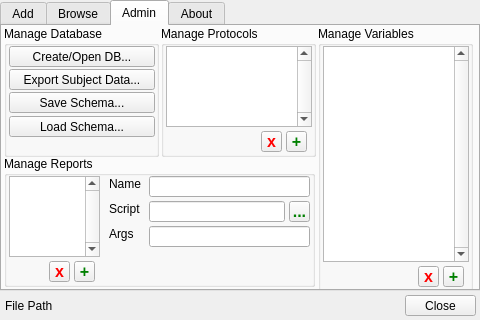
Above: src/psylab/subject_manager/subject_manager_ui.ui from cbrown1/psylab before the change. Below: the same form after it.
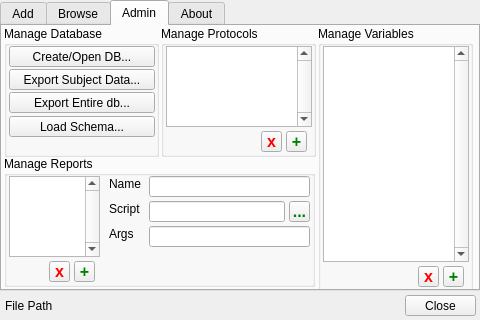
That is the form after the change.

Commit message: subject manager: added db dump/zip function

Diff of the .ui file:
```diff
--- a/src/psylab/subject_manager/subject_manager_ui.ui
+++ b/src/psylab/subject_manager/subject_manager_ui.ui
@@ -1112,7 +1112,7 @@
        </rect>
       </property>
       <property name="text">
-       <string>Save Schema...</string>
+       <string>Export Entire db...</string>
       </property>
      </widget>
      <widget class="QPushButton" name="admin_db_load_schema_pushButton">
```
Left out of the diff: 4 changed lines with no effect on the pictures. The commit also changes 1 other file.
